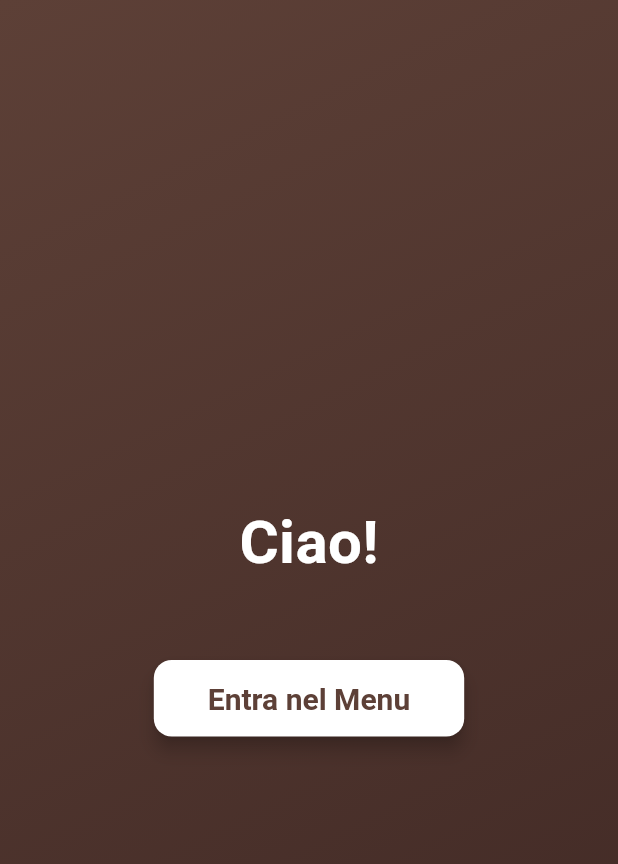
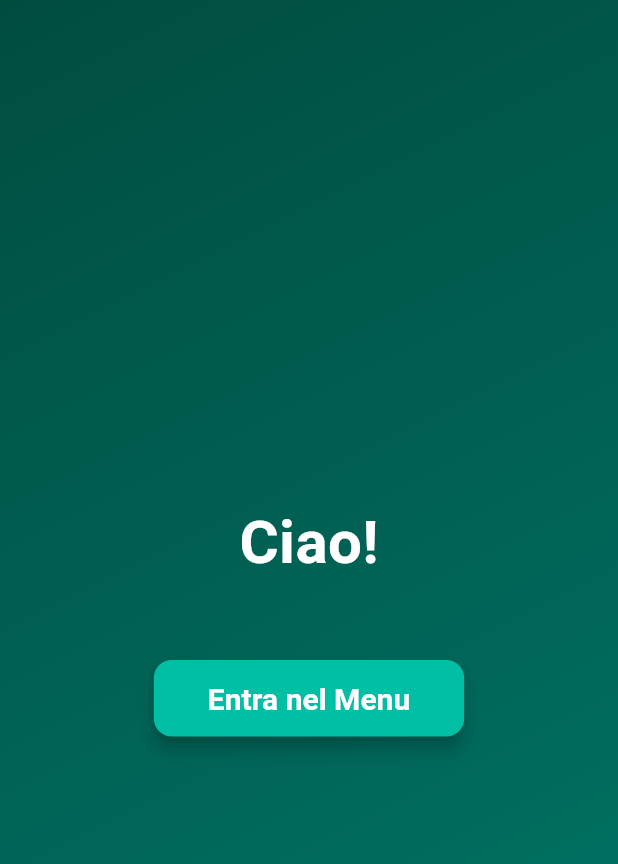
Before and after one commit to byluca/miglionico_mobile, a Flutter app: the screen it shows after launch, on a phone screen of 412 x 824 dp. Shown: the top 864 px of the screen. Run offline on Flutter 3.47's test engine with Material 3 defaults, Android fonts, the phone set to English and light mode, and no system bars; drawn by our look-alikes of animated_text_kit; our stand-ins replace font_awesome_flutter; Roboto replaces fonts that are missing (Raleway).

Commit message:
aggiunta feature meteo

```diff
--- a/lib/main.dart
+++ b/lib/main.dart
@@ -2,6 +2,7 @@
 import 'package:font_awesome_flutter/font_awesome_flutter.dart';
 import 'screens/WelcomeScreen.dart';
 import 'screens/menu/News.dart';
+import 'screens/menu/Weather.dart'; // <-- Import della NUOVA WeatherScreen con API
 
 void main() {
   runApp(const MyApp());
@@ -15,11 +16,60 @@
   Widget build(BuildContext context) {
     return MaterialApp(
       title: 'Miglionico Mobile',
+      // Rimuovi se non vuoi la scritta "debug" in alto a destra
+      debugShowCheckedModeBanner: false,
+
+      // THEME MODIFICATO: palette colori + font + stile globale
+      theme: ThemeData(
+        // Colore primario dell’app
+        primaryColor: const Color(0xFF00796B),
+        // Definisci colori base
+        colorScheme: ColorScheme.fromSwatch().copyWith(
+          primary: const Color(0xFF00796B),
+          secondary: const Color(0xFFFBC02D), // un giallo dorato come secondario
+        ),
+        // Imposta un font di base
+        fontFamily: 'Raleway',
+
+        // Stile dell’AppBar
+        appBarTheme: const AppBarTheme(
+          backgroundColor: Color(0xFF00796B),
+          foregroundColor: Colors.white,
+          elevation: 2,
+          titleTextStyle: TextStyle(
+            fontFamily: 'Raleway',
+            fontSize: 20,
+            fontWeight: FontWeight.bold,
+          ),
+        ),
+
+        // Stile dei pulsanti ElevatedButton
+        elevatedButtonTheme: ElevatedButtonThemeData(
+          style: ButtonStyle(
+            backgroundColor:
+            MaterialStatePropertyAll<Color>(Color(0xFF00796B)),
+            foregroundColor:
+            MaterialStatePropertyAll<Color>(Colors.white),
+            shape: MaterialStatePropertyAll<RoundedRectangleBorder>(
+              RoundedRectangleBorder(
+                borderRadius: BorderRadius.all(Radius.circular(16)),
+              ),
+            ),
+            textStyle: const MaterialStatePropertyAll<TextStyle>(
+              TextStyle(fontSize: 18, fontWeight: FontWeight.bold),
+            ),
+          ),
+        ),
+
+        // Colore di sfondo generale degli Scaffold
+        scaffoldBackgroundColor: const Color(0xFFF5F5F5),
+      ),
+
       initialRoute: '/',
       routes: {
-        '/': (context) => const WelcomeScreen(), // Schermata iniziale
-        '/main': (context) => const MainScreen(), // Schermata principale con menu e notizie
-        '/weather': (context) => const WeatherScreen(),
+        '/': (context) => const WelcomeScreen(),
+        '/main': (context) => const MainScreen(),
+        '/weather': (context) => const WeatherScreen(), // Usa la NUOVA classe
         '/imu': (context) => const IMUScreen(),
         '/schoolCanteen': (context) => const SchoolCanteenScreen(),
         '/schoolTransport': (context) => const SchoolTransportScreen(),
@@ -40,24 +90,43 @@
   @override
   Widget build(BuildContext context) {
     return Scaffold(
+      // L’AppBar ora prende automaticamente i colori dal tema
       appBar: AppBar(
         title: const Text(
           'Notizie e Aggiornamenti',
-          style: TextStyle(fontFamily: 'Raleway'),
+          // Il fontFamily è già impostato dal ThemeData
         ),
-        backgroundColor: Colors.teal,
       ),
       drawer: Drawer(
+        // Forma arrotondata per il Drawer laterale
+        shape: const RoundedRectangleBorder(
+          borderRadius: BorderRadius.only(
+            topRight: Radius.circular(24),
+            bottomRight: Radius.circular(24),
+          ),
+        ),
         child: ListView(
           padding: EdgeInsets.zero,
           children: [
             DrawerHeader(
-              decoration: BoxDecoration(color: Colors.teal),
+              // Gradiente di sfondo nell’header
+              decoration: const BoxDecoration(
+                gradient: LinearGradient(
+                  colors: [
+                    Color(0xFF00796B),
+                    Color(0xFF004D40),
+                  ],
+                  begin: Alignment.topLeft,
+                  end: Alignment.bottomRight,
+                ),
+              ),
               child: const Text(
                 'Menu Principale',
                 style: TextStyle(
                   color: Colors.white,
                   fontSize: 24,
+                  fontWeight: FontWeight.bold,
+                  fontFamily: 'Raleway',
                 ),
               ),
             ),
@@ -73,13 +142,19 @@
           ],
         ),
       ),
-      body: const NewsScreen(), // Mostra la schermata delle notizie come contenuto principale
+      body: const NewsScreen(), // Mostra la schermata delle notizie
     );
   }
 
-  Widget _buildDrawerTile(BuildContext context, String title, IconData icon, String route) {
+  Widget _buildDrawerTile(
+      BuildContext context,
+      String title,
+      IconData icon,
+      String route
+      ) {
     return ListTile(
-      leading: FaIcon(icon, color: Colors.teal),
+      // Icone scure (anziché bianche) per risaltare sul Drawer chiaro
+      leading: FaIcon(icon, color: Colors.grey[800]),
       title: Text(title),
       onTap: () {
         Navigator.pushNamed(context, route);
@@ -89,26 +164,6 @@
 }
 
 /// SCHERMATE NUOVE
-class WeatherScreen extends StatelessWidget {
-  const WeatherScreen({Key? key}) : super(key: key);
-
-  @override
-  Widget build(BuildContext context) {
-    return Scaffold(
-      appBar: AppBar(
-        title: const Text('Meteo'),
-        backgroundColor: Colors.teal,
-      ),
-      body: const Center(
-        child: Text(
-          'Informazioni meteo in tempo reale.',
-          style: TextStyle(fontSize: 18),
-        ),
-      ),
-    );
-  }
-}
-
 class IMUScreen extends StatelessWidget {
   const IMUScreen({Key? key}) : super(key: key);
 
@@ -117,7 +172,6 @@
     return Scaffold(
       appBar: AppBar(
         title: const Text('IMU IUC TASI'),
-        backgroundColor: Colors.teal,
       ),
       body: const Center(
         child: Text(
@@ -137,7 +191,6 @@
     return Scaffold(
       appBar: AppBar(
         title: const Text('Mensa Scolastica'),
-        backgroundColor: Colors.teal,
       ),
       body: const Center(
         child: Text(
@@ -157,7 +210,6 @@
     return Scaffold(
       appBar: AppBar(
         title: const Text('Trasporto Scolastico'),
-        backgroundColor: Colors.teal,
       ),
       body: const Center(
         child: Text(
@@ -177,7 +229,6 @@
     return Scaffold(
       appBar: AppBar(
         title: const Text('Valuta Miglionico'),
-        backgroundColor: Colors.teal,
       ),
       body: const Center(
         child: Text(
@@ -197,7 +248,6 @@
     return Scaffold(
       appBar: AppBar(
         title: const Text('Raccolta Differenziata'),
-        backgroundColor: Colors.teal,
       ),
       body: const Center(
         child: Text(
@@ -217,7 +267,6 @@
     return Scaffold(
       appBar: AppBar(
         title: const Text('Prenotazioni Servizi'),
-        backgroundColor: Colors.teal,
       ),
       body: const Center(
         child: Text(
@@ -237,7 +286,6 @@
     return Scaffold(
       appBar: AppBar(
         title: const Text('PagoPA'),
-        backgroundColor: Colors.teal,
       ),
       body: const Center(
         child: Text(
@@ -257,7 +305,6 @@
     return Scaffold(
       appBar: AppBar(
         title: const Text('Contatti e Info'),
-        backgroundColor: Colors.teal,
       ),
       body: const Center(
         child: Text(
--- a/lib/screens/WelcomeScreen.dart
+++ b/lib/screens/WelcomeScreen.dart
@@ -10,7 +10,7 @@ class WelcomeScreen extends StatefulWidget {
 
 class WelcomeScreenState extends State<WelcomeScreen>
     with SingleTickerProviderStateMixin {
-  // Creiamo un controller per la nostra animazione
+  // Controller per la nostra animazione
   late AnimationController _controller;
   late Animation<double> _fadeAnimation;
 
@@ -20,7 +20,7 @@ class WelcomeScreenState extends State<WelcomeScreen>
     _controller =
         AnimationController(vsync: this, duration: const Duration(seconds: 2));
 
-    // Definiamo un’animazione di fade-in
+    // Animazione di fade-in
     _fadeAnimation = Tween<double>(begin: 0.0, end: 1.0).animate(
       CurvedAnimation(parent: _controller, curve: Curves.easeIn),
     );
@@ -38,11 +38,12 @@ class WelcomeScreenState extends State<WelcomeScreen>
   @override
   Widget build(BuildContext context) {
     return Scaffold(
-      // Usando un Container con un gradiente di sfondo
+      // Container con gradiente di sfondo
       body: Container(
         decoration: const BoxDecoration(
           gradient: LinearGradient(
-            colors: [Color(0xFF5D4037), Color(0xFF3E2723)], // Gradiente marrone
+            // Gradiente in tema "teal scuro"
+            colors: [Color(0xFF004D40), Color(0xFF00796B)],
             begin: Alignment.topLeft,
             end: Alignment.bottomRight,
           ),
@@ -59,6 +60,7 @@ class WelcomeScreenState extends State<WelcomeScreen>
                     TypewriterAnimatedText(
                       'Ciao!',
                       textStyle: const TextStyle(
+                        fontFamily: 'Raleway',
                         fontSize: 40.0,
                         fontWeight: FontWeight.bold,
                         color: Colors.white,
@@ -68,6 +70,7 @@ class WelcomeScreenState extends State<WelcomeScreen>
                     TypewriterAnimatedText(
                       'Benvenuto a Miglionico!',
                       textStyle: const TextStyle(
+                        fontFamily: 'Raleway',
                         fontSize: 30.0,
                         fontWeight: FontWeight.bold,
                         color: Colors.white,
@@ -84,13 +87,21 @@ class WelcomeScreenState extends State<WelcomeScreen>
                 // Pulsante per accedere al menu principale
                 ElevatedButton(
                   onPressed: () {
-                    Navigator.pushReplacementNamed(context, '/main'); // Naviga a '/main'
+                    Navigator.pushReplacementNamed(context, '/main');
                   },
                   style: ElevatedButton.styleFrom(
-                    backgroundColor: Colors.white, // Colore di sfondo pulsante
-                    foregroundColor: Colors.brown[700], // Colore del testo
-                    padding: const EdgeInsets.symmetric(horizontal: 36, vertical: 14),
-                    textStyle: const TextStyle(fontSize: 20, fontWeight: FontWeight.bold),
+                    // Ora attinge ai colori del Theme, ma se vuoi:
+                    backgroundColor: Colors.tealAccent[700],
+                    foregroundColor: Colors.white,
+                    padding: const EdgeInsets.symmetric(
+                      horizontal: 36,
+                      vertical: 14,
+                    ),
+                    textStyle: const TextStyle(
+                      fontSize: 20,
+                      fontWeight: FontWeight.bold,
+                      fontFamily: 'Raleway',
+                    ),
                     shape: RoundedRectangleBorder(
                       borderRadius: BorderRadius.circular(12),
                     ),
```
Also changed, not shown: lib/screens/menu/News.dart (+20 -9 lines), lib/screens/menu/Weather.dart (+155 -0 lines).
